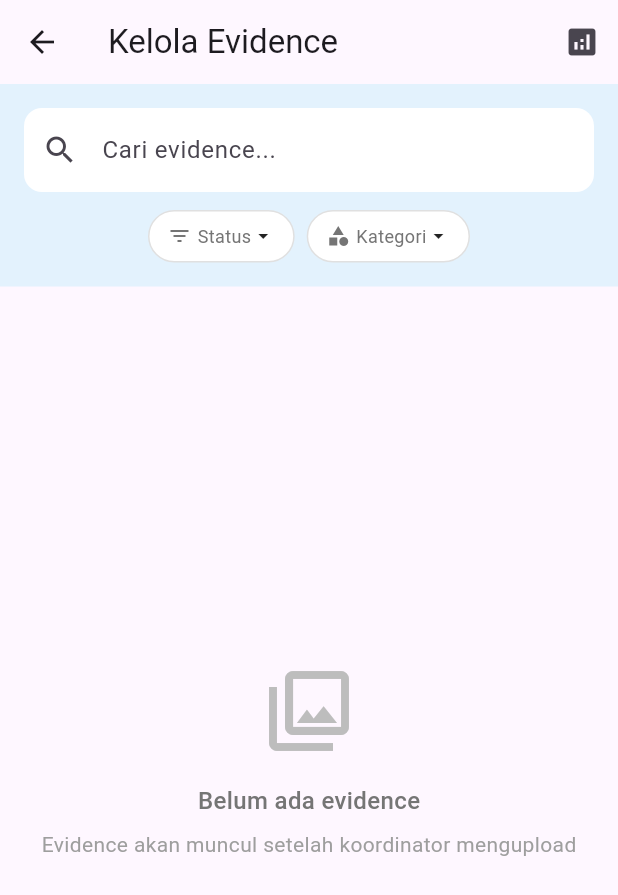
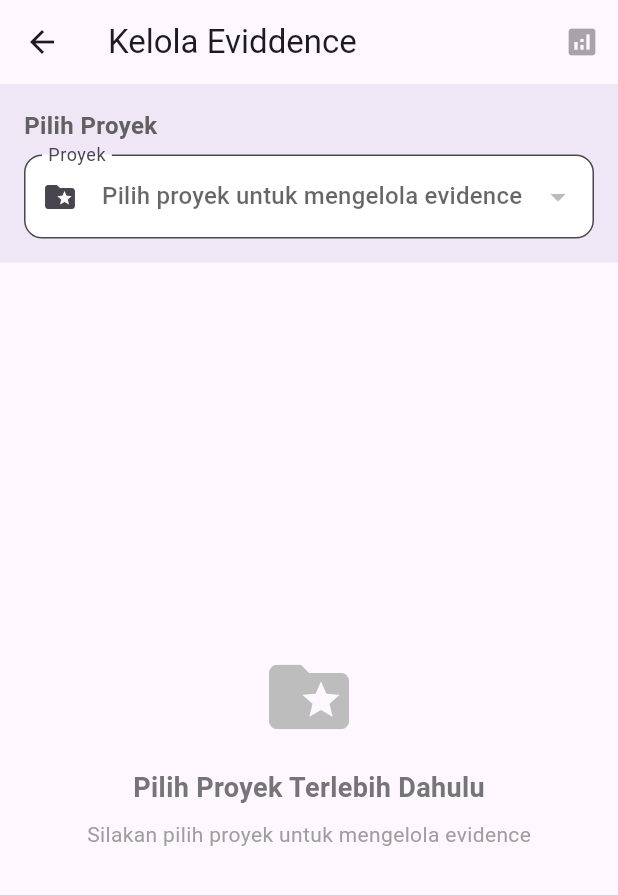
Before and after one commit to yosuatarigan/management-event, a Flutter app: the AdminEvidencePage screen opened directly, on a phone screen of 412 x 824 dp. Shown: the top 895 px of the screen. Run offline on Flutter 3.47's test engine with Material 3 defaults, Android fonts, the phone set to English and light mode, and no system bars; our stand-ins replace cloud_firestore, firebase_auth, firebase_core, firebase_storage, image_picker; accounts and stored records are empty.

Commit message:
sudah terpisah kan menurut proyek di admin

```diff
--- a/lib/evidence_model.dart
+++ b/lib/evidence_model.dart
@@ -19,6 +19,7 @@ class EvidenceModel {
   final String uploaderName;
   final String lokasiId;
   final String lokasiName;
+  final String projectId; // Tambahan field untuk proyek
   final KategoriEvidence kategori;
   final String fileUrl;
   final String? description;
@@ -34,6 +35,7 @@ class EvidenceModel {
     required this.uploaderName,
     required this.lokasiId,
     required this.lokasiName,
+    required this.projectId, // Required field
     required this.kategori,
     required this.fileUrl,
     required this.createdAt,
@@ -51,6 +53,7 @@ class EvidenceModel {
       uploaderName: map['uploader_name'] ?? '',
       lokasiId: map['lokasi_id'] ?? '',
       lokasiName: map['lokasi_name'] ?? '',
+      projectId: map['project_id'] ?? '', // Handle legacy data
       kategori: KategoriEvidence.values.firstWhere(
         (e) => e.toString().split('.').last == map['kategori'],
         orElse: () => KategoriEvidence.lainnya,
@@ -74,6 +77,7 @@ class EvidenceModel {
       'uploader_name': uploaderName,
       'lokasi_id': lokasiId,
       'lokasi_name': lokasiName,
+      'project_id': projectId, // Include projectId
       'kategori': kategori.toString().split('.').last,
       'file_url': fileUrl,
       'description': description,
@@ -160,6 +164,7 @@ class EvidenceModel {
     String? uploaderName,
     String? lokasiId,
     String? lokasiName,
+    String? projectId,
     KategoriEvidence? kategori,
     String? fileUrl,
     String? description,
@@ -175,6 +180,7 @@ class EvidenceModel {
       uploaderName: uploaderName ?? this.uploaderName,
       lokasiId: lokasiId ?? this.lokasiId,
       lokasiName: lokasiName ?? this.lokasiName,
+      projectId: projectId ?? this.projectId,
       kategori: kategori ?? this.kategori,
       fileUrl: fileUrl ?? this.fileUrl,
       description: description ?? this.description,
--- a/lib/evidence_monitor_page.dart
+++ b/lib/evidence_monitor_page.dart
@@ -3,6 +3,8 @@ import 'package:firebase_auth/firebase_auth.dart';
 import 'package:management_event/user_model.dart';
 import 'evidence_service.dart';
 import 'evidence_model.dart';
+import 'project_service.dart';
+import 'project_model.dart';
 
 class AdminEvidencePage extends StatefulWidget {
   @override
@@ -14,16 +16,17 @@ class _AdminEvidencePageState extends State<AdminEvidencePage> {
   StatusEvidence? _selectedStatusFilter;
   KategoriEvidence? _selectedKategoriFilter;
   String _searchQuery = '';
+  String? _selectedProjectId;
 
   @override
   Widget build(BuildContext context) {
     return Scaffold(
       appBar: AppBar(
-        title: Text('Kelola Evidence'),
+        title: Text('Kelola Eviddence'),
         elevation: 0,
         actions: [
           IconButton(
-            onPressed: () => _showStatsDialog(),
+            onPressed: _selectedProjectId != null ? () => _showStatsDialog() : null,
             icon: Icon(Icons.analytics),
             tooltip: 'Statistik Evidence',
           ),
@@ -31,7 +34,70 @@ class _AdminEvidencePageState extends State<AdminEvidencePage> {
       ),
       body: Column(
         children: [
-          // Search and Filter Section
+          // Project Selector
+          Container(
+            color: Theme.of(context).primaryColor.withOpacity(0.1),
+            padding: EdgeInsets.all(16),
+            child: Column(
+              crossAxisAlignment: CrossAxisAlignment.start,
+              children: [
+                Text(
+                  'Pilih Proyek',
+                  style: TextStyle(
+                    fontSize: 16,
+                    fontWeight: FontWeight.bold,
+                    color: Colors.grey.shade700,
+                  ),
+                ),
+                SizedBox(height: 8),
+                StreamBuilder<List<ProjectModel>>(
+                  stream: ProjectService.getProjects(),
+                  builder: (context, snapshot) {
+                    if (!snapshot.hasData) {
+                      return Container(
+                        height: 50,
+                        child: Center(child: CircularProgressIndicator()),
+                      );
+                    }
+
+                    final projects = snapshot.data!;
+
+                    return DropdownButtonFormField<String>(
+                      value: _selectedProjectId,
+                      decoration: InputDecoration(
+                        labelText: 'Proyek',
+                        border: OutlineInputBorder(
+                          borderRadius: BorderRadius.circular(12),
+                        ),
+                        filled: true,
+                        fillColor: Colors.white,
+                        prefixIcon: Icon(Icons.folder_special),
+                      ),
+                      items: projects.map((project) {
+                        return DropdownMenuItem<String>(
+                          value: project.id,
+                          child: Text(project.name),
+                        );
+                      }).toList(),
+                      onChanged: (value) {
+                        setState(() {
+                          _selectedProjectId = value;
+                          _searchQuery = '';
+                          _selectedStatusFilter = null;
+                          _selectedKategoriFilter = null;
+                        });
+                        _searchController.clear();
+                      },
+                      hint: Text('Pilih proyek untuk mengelola evidence'),
+                    );
+                  },
+                ),
+              ],
+            ),
+          ),
+
+          // Search and Filter Section (only show when project selected)
+          if (_selectedProjectId != null)
             Container(
               color: Colors.blue.shade50,
               padding: EdgeInsets.all(16),
@@ -64,6 +130,23 @@ class _AdminEvidencePageState extends State<AdminEvidencePage> {
                         _buildStatusFilter(),
                         SizedBox(width: 8),
                         _buildKategoriFilter(),
+                        SizedBox(width: 8),
+                        if (_selectedStatusFilter != null || _selectedKategoriFilter != null)
+                          ElevatedButton.icon(
+                            onPressed: () {
+                              setState(() {
+                                _selectedStatusFilter = null;
+                                _selectedKategoriFilter = null;
+                              });
+                            },
+                            icon: Icon(Icons.clear, size: 16),
+                            label: Text('Reset Filter'),
+                            style: ElevatedButton.styleFrom(
+                              backgroundColor: Colors.grey.shade200,
+                              foregroundColor: Colors.grey.shade700,
+                              elevation: 0,
+                            ),
+                          ),
                       ],
                     ),
                   ),
@@ -71,10 +154,12 @@ class _AdminEvidencePageState extends State<AdminEvidencePage> {
               ),
             ),
 
-          // Evidence List
+          // Evidence List or Project Selection Message
           Expanded(
-            child: StreamBuilder<List<EvidenceModel>>(
-              stream: EvidenceService.getAllEvidence(),
+            child: _selectedProjectId == null
+                ? _buildSelectProjectMessage()
+                : StreamBuilder<List<EvidenceModel>>(
+                    stream: EvidenceService.getEvidenceByProject(_selectedProjectId!),
                     builder: (context, snapshot) {
                       if (snapshot.connectionState == ConnectionState.waiting) {
                         return Center(child: CircularProgressIndicator());
@@ -104,6 +189,38 @@ class _AdminEvidencePageState extends State<AdminEvidencePage> {
                         },
                       );
                     },
+                  ),
+          ),
+        ],
+      ),
+    );
+  }
+
+  Widget _buildSelectProjectMessage() {
+    return Center(
+      child: Column(
+        mainAxisAlignment: MainAxisAlignment.center,
+        children: [
+          Icon(
+            Icons.folder_special,
+            size: 64,
+            color: Colors.grey.shade400,
+          ),
+          SizedBox(height: 16),
+          Text(
+            'Pilih Proyek Terlebih Dahulu',
+            style: TextStyle(
+              fontSize: 18,
+              fontWeight: FontWeight.bold,
+              color: Colors.grey.shade600,
+            ),
+          ),
+          SizedBox(height: 8),
+          Text(
+            'Silakan pilih proyek untuk mengelola evidence',
+            style: TextStyle(
+              color: Colors.grey.shade500,
+              fontSize: 14,
             ),
           ),
         ],
@@ -256,7 +373,7 @@ class _AdminEvidencePageState extends State<AdminEvidencePage> {
           ),
           SizedBox(height: 16),
           Text(
-            'Belum ada evidence',
+            'Belum ada evidence di proyek ini',
             style: TextStyle(
               color: Colors.grey.shade600,
               fontSize: 16,
@@ -474,8 +591,10 @@ class _AdminEvidencePageState extends State<AdminEvidencePage> {
   }
 
   void _showStatsDialog() async {
+    if (_selectedProjectId == null) return;
+
     try {
-      final stats = await EvidenceService.getEvidenceStats();
+      final stats = await EvidenceService.getEvidenceStatsByProject(_selectedProjectId!);
       showDialog(
         context: context,
         builder: (context) => _buildStatsDialog(stats),
@@ -501,7 +620,7 @@ class _AdminEvidencePageState extends State<AdminEvidencePage> {
                 Icon(Icons.analytics, color: Colors.blue),
                 SizedBox(width: 12),
                 Text(
-                  'Statistik Evidence',
+                  'Statistik Evidence Proyek',
                   style: TextStyle(
                     fontSize: 18,
                     fontWeight: FontWeight.bold,
--- a/lib/evidence_page.dart
+++ b/lib/evidence_page.dart
@@ -1036,6 +1036,7 @@ class _EvidenceUploadDialogState extends State<EvidenceUploadDialog> {
       final fileUrl = await uploadImage(_selectedFile, _webImage);
 
       final evidence = EvidenceModel(
+        projectId: '',
         evidenceId: '',
         uploadedBy: currentUser.uid,
         uploaderName: currentUserData.name,
```
Also changed, not shown: lib/evidence_service.dart (+196 -14 lines). Lines whose indentation alone changed are shown as unchanged.
